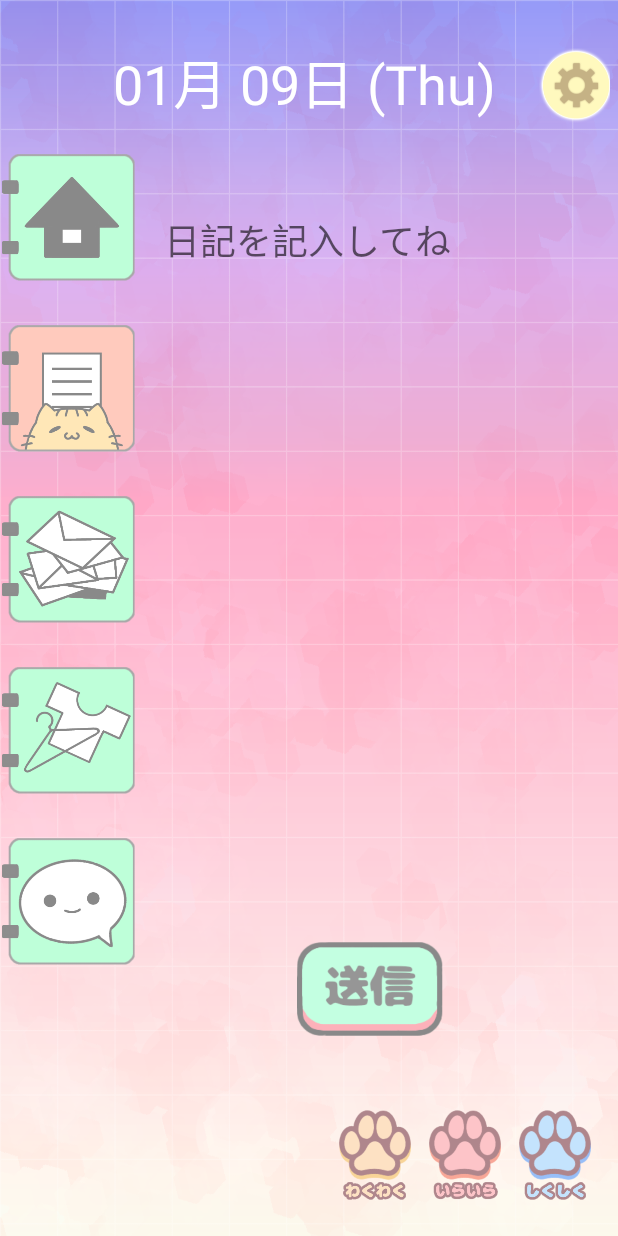
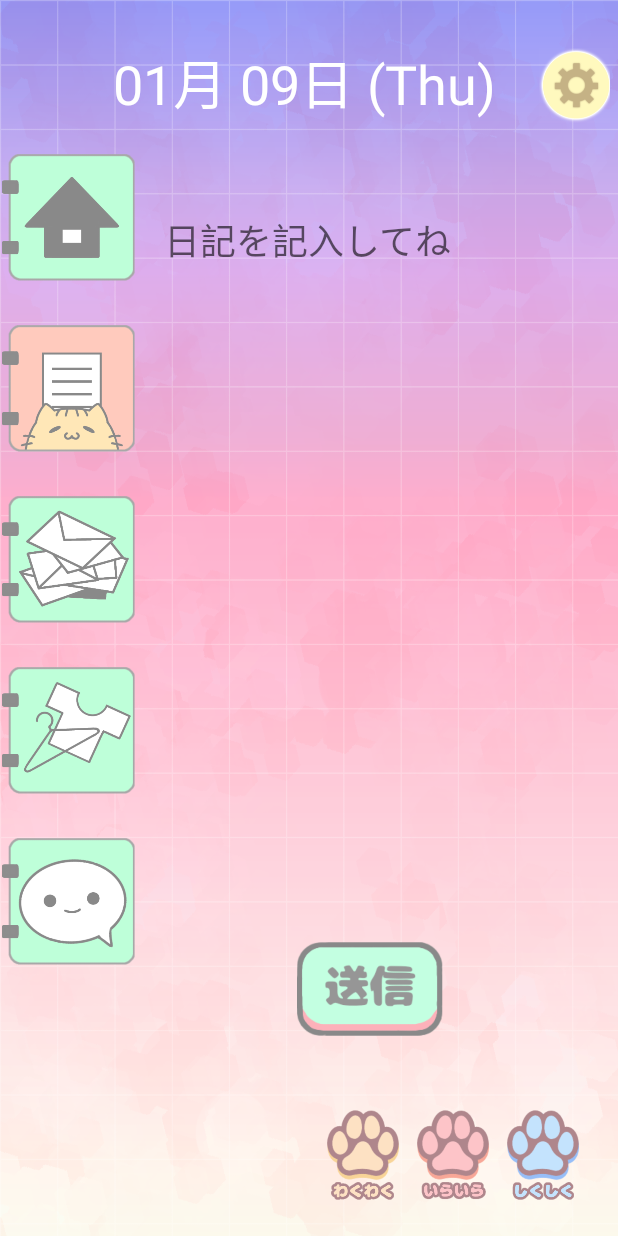
Before and after one commit to mahy-zono/NyankoBox, an Android app: the DiaryActivity screen opened directly, with no data from a screen before it, on a phone screen of 412 x 824 dp. Run offline under Robolectric (Android 15) with nearby library versions, the phone set to English and light mode, and no system bars; pictures from the network do not load; Roboto replaces fonts that are not available here; 1 statement that could not run was skipped.

Commit message:
1/8_egu 感情スクロール

```diff
--- a/app/src/main/res/layout/activity_diary.xml
+++ b/app/src/main/res/layout/activity_diary.xml
@@ -147,7 +147,7 @@
     <HorizontalScrollView
         android:layout_width="wrap_content"
         android:layout_height="wrap_content"
-        android:layout_marginEnd="8dp"
+        android:layout_marginEnd="16dp"
         android:layout_marginBottom="16dp"
         app:layout_constraintBottom_toBottomOf="parent"
         app:layout_constraintEnd_toEndOf="parent">
```
